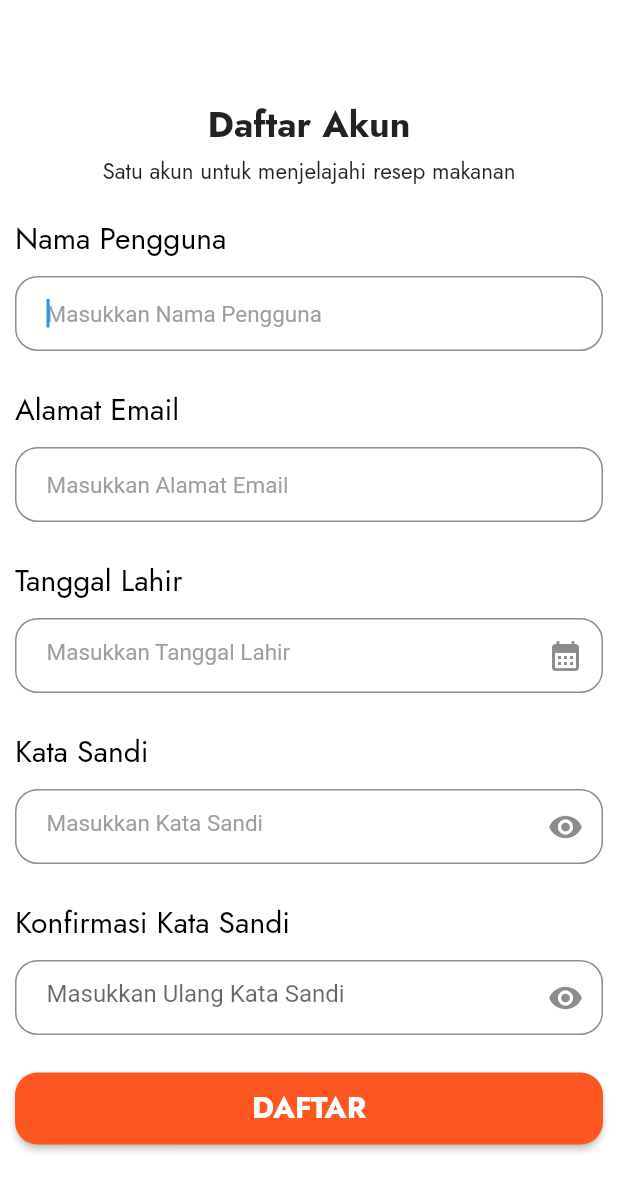
After one commit to klvndrgn/Sicipe, a Flutter app: the screen it shows after launch, after a tap on "Daftar Sekarang.", on a phone screen of 412 x 824 dp. The commit adds this screen. Shown: the top 1191 px of the screen. Run offline on Flutter 3.47's test engine with Material 2 defaults, Android fonts, the light colour scheme and no system bars; our stand-ins replace google_fonts.

Commit message:
register page

```diff
--- a/lib/login_page.dart
+++ b/lib/login_page.dart
@@ -1,5 +1,6 @@
 import 'package:flutter/material.dart';
 import 'package:google_fonts/google_fonts.dart';
+import 'package:sicipe/register_page.dart';
 
 class LoginScreen extends StatefulWidget {
   const LoginScreen({super.key});
@@ -150,12 +151,20 @@ class _LoginScreenState extends State<LoginScreen> {
                           TextStyle(fontWeight: FontWeight.bold, fontSize: 11),
                     ),
                     SizedBox(width: 5),
-                    Text(
-                      'Daftar Sekarang.',
-                      style: TextStyle(
-                          color: Colors.deepOrange,
-                          fontWeight: FontWeight.bold,
-                          fontSize: 11),
+                    TextButton(
+                      onPressed: () {
+                        Navigator.pushReplacement(
+                            context,
+                            MaterialPageRoute(
+                                builder: (context) => RegisterPage()));
+                      },
+                      child: (Text(
+                        'Daftar Sekarang.',
+                        style: TextStyle(
+                            color: Colors.deepOrange,
+                            fontWeight: FontWeight.bold,
+                            fontSize: 11),
+                      )),
                     ),
                     SizedBox(width: 15),
                     Text(
--- /dev/null
+++ b/lib/register_page.dart
@@ -0,0 +1,257 @@
+import 'package:flutter/material.dart';
+import 'package:google_fonts/google_fonts.dart';
+import 'package:sicipe/login_page.dart';
+
+class RegisterPage extends StatefulWidget {
+  const RegisterPage({super.key});
+  @override
+  State<RegisterPage> createState() => _RegisterPageState();
+}
+
+class _RegisterPageState extends State<RegisterPage> {
+  bool _obscureText = true;
+  bool _obscureTexts = true;
+  @override
+  Widget build(BuildContext context) {
+    return Scaffold(
+      resizeToAvoidBottomInset: false,
+      backgroundColor: Colors.white,
+      body: SingleChildScrollView(
+        child: Column(children: [
+          SizedBox(height: 65),
+          Text(
+            'Daftar Akun',
+            style: GoogleFonts.jost(
+              fontWeight: FontWeight.bold,
+              fontSize: 24,
+            ),
+          ),
+          SizedBox(height: 3),
+          Text(
+            'Satu akun untuk menjelajahi resep makanan',
+            style: GoogleFonts.jost(
+              fontSize: 15,
+            ),
+          ),
+          SizedBox(height: 20),
+          Row(
+            mainAxisAlignment: MainAxisAlignment.start,
+            children: [
+              SizedBox(width: 10),
+              Text('Nama Pengguna',
+                  style: (GoogleFonts.jost(color: Colors.black, fontSize: 20))),
+            ],
+          ),
+          SizedBox(height: 10),
+          // username
+          Padding(
+            padding: const EdgeInsets.symmetric(horizontal: 10.0),
+            child: Container(
+              decoration: BoxDecoration(
+                color: Colors.white,
+                border: Border.all(color: Color.fromARGB(255, 143, 141, 141)),
+                borderRadius: BorderRadius.circular(15),
+              ),
+              child: Padding(
+                padding: const EdgeInsets.only(left: 20.0),
+                child: TextField(
+                  keyboardType: TextInputType.name,
+                  textInputAction: TextInputAction.next,
+                  autofocus: true,
+                  decoration: InputDecoration(
+                    border: InputBorder.none,
+                    hintText: 'Masukkan Nama Pengguna',
+                    hintStyle: TextStyle(
+                        color: Colors.grey, fontSize: 15, fontFamily: ''),
+                  ),
+                ),
+              ),
+            ),
+          ),
+          SizedBox(height: 25),
+          Row(
+            mainAxisAlignment: MainAxisAlignment.start,
+            children: [
+              SizedBox(width: 10),
+              Text('Alamat Email',
+                  style: (GoogleFonts.jost(color: Colors.black, fontSize: 20))),
+            ],
+          ),
+          SizedBox(height: 10),
+          // password
+          Padding(
+            padding: const EdgeInsets.symmetric(horizontal: 10.0),
+            child: Container(
+              decoration: BoxDecoration(
+                color: Colors.white,
+                border: Border.all(color: Color.fromARGB(255, 143, 141, 141)),
+                borderRadius: BorderRadius.circular(15),
+              ),
+              child: Padding(
+                padding: const EdgeInsets.only(left: 20.0),
+                child: TextField(
+                  keyboardType: TextInputType.emailAddress,
+                  textInputAction: TextInputAction.next,
+                  decoration: InputDecoration(
+                    border: InputBorder.none,
+                    hintText: 'Masukkan Alamat Email',
+                    hintStyle: TextStyle(
+                        color: Colors.grey, fontSize: 15, fontFamily: ''),
+                  ),
+                ),
+              ),
+            ),
+          ),
+          SizedBox(height: 25),
+          Row(
+            mainAxisAlignment: MainAxisAlignment.start,
+            children: [
+              SizedBox(width: 10),
+              Text('Tanggal Lahir',
+                  style: (GoogleFonts.jost(color: Colors.black, fontSize: 20))),
+            ],
+          ),
+          SizedBox(height: 10),
+          // password
+          Padding(
+            padding: const EdgeInsets.symmetric(horizontal: 10.0),
+            child: Container(
+              decoration: BoxDecoration(
+                color: Colors.white,
+                border: Border.all(color: Color.fromARGB(255, 143, 141, 141)),
+                borderRadius: BorderRadius.circular(15),
+              ),
+              child: Padding(
+                padding: const EdgeInsets.only(left: 20.0),
+                child: TextField(
+                  keyboardType: TextInputType.datetime,
+                  textInputAction: TextInputAction.next,
+                  decoration: InputDecoration(
+                      border: InputBorder.none,
+                      hintText: 'Masukkan Tanggal Lahir',
+                      hintStyle: TextStyle(
+                          color: Colors.grey, fontSize: 15, fontFamily: ''),
+                      suffixIcon: Icon(Icons.calendar_month)),
+                ),
+              ),
+            ),
+          ),
+          SizedBox(height: 25),
+          Row(
+            mainAxisAlignment: MainAxisAlignment.start,
+            children: [
+              SizedBox(width: 10),
+              Text('Kata Sandi',
+                  style: (GoogleFonts.jost(color: Colors.black, fontSize: 20))),
+            ],
+          ),
+          SizedBox(height: 10),
+          // password
+          Padding(
+            padding: const EdgeInsets.symmetric(horizontal: 10.0),
+            child: Container(
+              decoration: BoxDecoration(
+                color: Colors.white,
+                border: Border.all(color: Color.fromARGB(255, 143, 141, 141)),
+                borderRadius: BorderRadius.circular(15),
+              ),
+              child: Padding(
+                padding: const EdgeInsets.only(left: 20.0),
+                child: TextField(
+                  obscureText: _obscureText,
+                  keyboardType: TextInputType.visiblePassword,
+                  textInputAction: TextInputAction.next,
+                  decoration: InputDecoration(
+                      border: InputBorder.none,
+                      hintText: 'Masukkan Kata Sandi',
+                      hintStyle: TextStyle(
+                          color: Colors.grey, fontSize: 15, fontFamily: ''),
+                      suffixIcon: GestureDetector(
+                        onTap: () {
+                          setState(() {
+                            _obscureText = !_obscureText;
+                          });
+                        },
+                        child: Icon(_obscureText
+                            ? Icons.visibility
+                            : Icons.visibility_off),
+                      )),
+                ),
+              ),
+            ),
+          ),
+          SizedBox(height: 25),
+
+          Row(
+            mainAxisAlignment: MainAxisAlignment.start,
+            children: [
+              SizedBox(width: 10),
+              Text('Konfirmasi Kata Sandi',
+                  style: (GoogleFonts.jost(color: Colors.black, fontSize: 20))),
+            ],
+          ),
+          SizedBox(height: 10),
+          // password
+          Padding(
+            padding: const EdgeInsets.symmetric(horizontal: 10.0),
+            child: Container(
+              decoration: BoxDecoration(
+                color: Colors.white,
+                border: Border.all(color: Color.fromARGB(255, 143, 141, 141)),
+                borderRadius: BorderRadius.circular(15),
+              ),
+              child: Padding(
+                padding: const EdgeInsets.only(left: 20.0),
+                child: TextField(
+                  obscureText: _obscureTexts,
+                  keyboardType: TextInputType.visiblePassword,
+                  textInputAction: TextInputAction.done,
+                  decoration: InputDecoration(
+                      border: InputBorder.none,
+                      hintText: 'Masukkan Ulang Kata Sandi',
+                      suffixIcon: GestureDetector(
+                        onTap: () {
+                          setState(() {
+                            _obscureTexts = !_obscureTexts;
+                          });
+                        },
+                        child: Icon(_obscureTexts
+                            ? Icons.visibility
+                            : Icons.visibility_off),
+                      )),
+                ),
+              ),
+            ),
+          ),
+          SizedBox(height: 25),
+
+          Padding(
+            padding: const EdgeInsets.symmetric(horizontal: 10.0),
+            child: Container(
+              child: ElevatedButton(
+                style: ElevatedButton.styleFrom(
+                  minimumSize: Size(500, 48),
+                  shape: RoundedRectangleBorder(
+                    borderRadius: BorderRadius.circular(15),
+                  ),
+                  backgroundColor: Colors.deepOrange,
+                ),
+                onPressed: () {
+                  Navigator.pushReplacement(context,
+                      MaterialPageRoute(builder: (context) => LoginScreen()));
+                },
+                child: Text(
+                  'DAFTAR',
+                  style: GoogleFonts.jost(
+                      color: Colors.white,
+                      fontSize: 20,
+                      fontWeight: FontWeight.bold),
+                ),
+              ),
+            ),
+          ),
+        ]),
+      ),
+    );
+  }
+}
```
